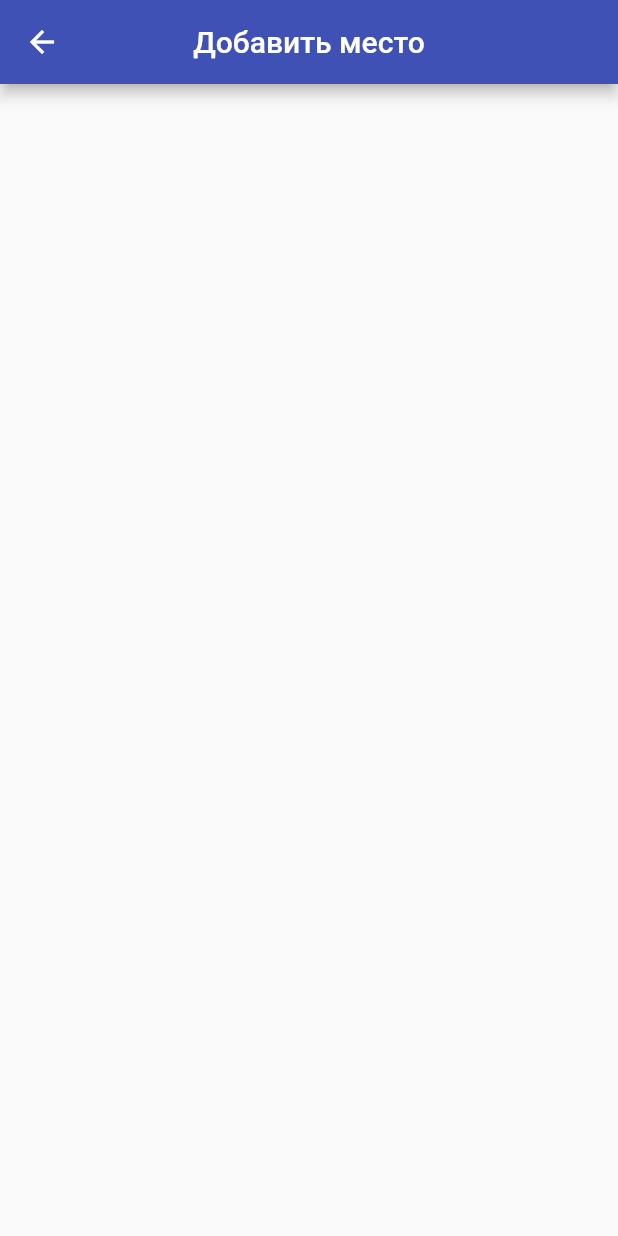
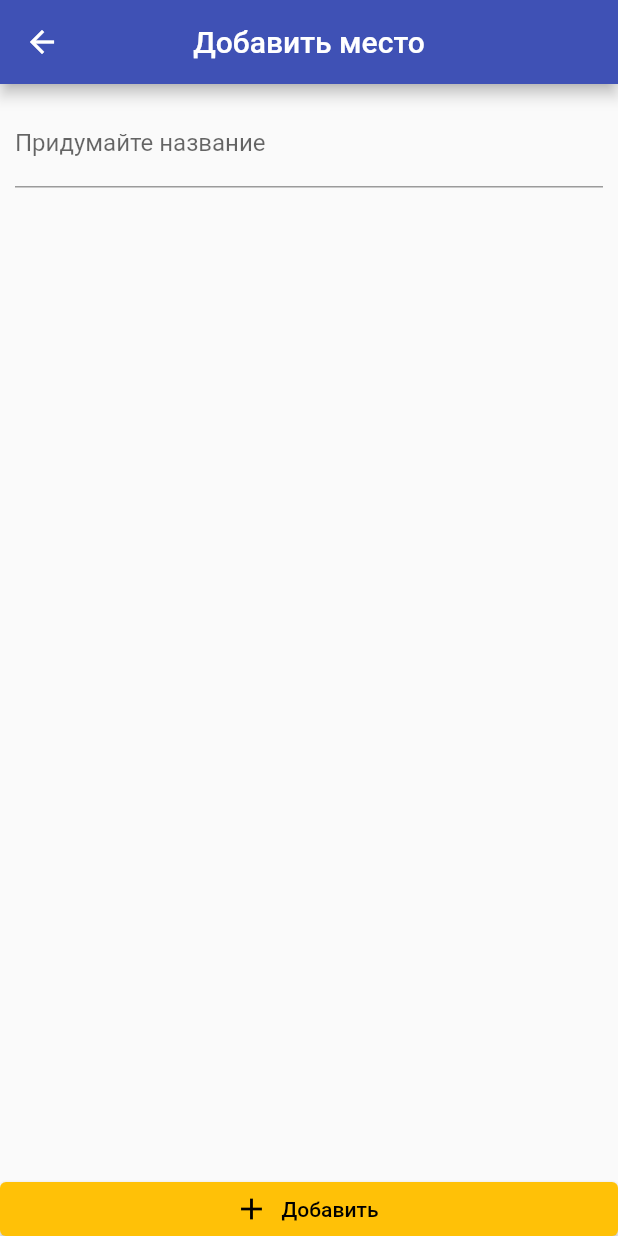
Before and after one commit to Puzikovsa/my_adventures, a Flutter app: the screen it shows after launch, after a tap on the "add" icon, on a phone screen of 412 x 824 dp. Run offline on Flutter 3.47's test engine with Material 2 defaults, Android fonts, the phone set to English and light mode, and no system bars.

Commit message:
finalized page add_place_page.dart added fields TextField and ElevatedButton

```diff
--- a/lib/main.dart
+++ b/lib/main.dart
@@ -20,7 +20,7 @@ class MyApp extends StatelessWidget {
       ),
       home: const PlaceListPage(),
       routes: {
-        AddPlacePage.rout: (context) => const AddPlacePage(),
+        AddPlacePage.rout: (context) => AddPlacePage(),
       },
     );
   }
--- a/lib/pages/add_place_page.dart
+++ b/lib/pages/add_place_page.dart
@@ -1,8 +1,10 @@
 import 'package:flutter/material.dart';
 
-class AddPlacePage extends StatelessWidget{
+class AddPlacePage extends StatelessWidget {
   static const String rout = '/add_place';
-  const AddPlacePage({super.key});
+  final _titleController = TextEditingController();
+
+  AddPlacePage({super.key});
 
   @override
   Widget build(BuildContext context) {
@@ -13,15 +15,45 @@ class AddPlacePage extends StatelessWidget{
       ),
       body: Column(
         crossAxisAlignment: CrossAxisAlignment.stretch,
-        children: const [
-          Expanded(child: SingleChildScrollView(
-            child: Padding(
-              padding: EdgeInsets.all(10),
+        children: [
+          Expanded(
+            child: SingleChildScrollView(
+              child: Padding(
+                padding: const EdgeInsets.all(10),
+                child: Column(
+                  children: [
+                    TextField(
+                      decoration: const InputDecoration(
+                          labelText: 'Придумайте название'),
+                      controller: _titleController,
+                    ),
+                    const SizedBox(
+                      height: 10,
+                    ),
+                  ],
+                ),
+              ),
             ),
-          ))
+          ),
+          ElevatedButton.icon(
+            onPressed: () {},
+            icon: const Icon(
+              Icons.add,
+              color: Colors.black,
+            ),
+            label: const Text(
+              'Добавить',
+              style: TextStyle(
+                color: Colors.black,
+              ),
+            ),
+            style: ElevatedButton.styleFrom(
+              tapTargetSize: MaterialTapTargetSize.shrinkWrap,
+              backgroundColor: Theme.of(context).colorScheme.secondary,
+            ),
+          ),
         ],
       ),
     );
   }
-
 }
```
